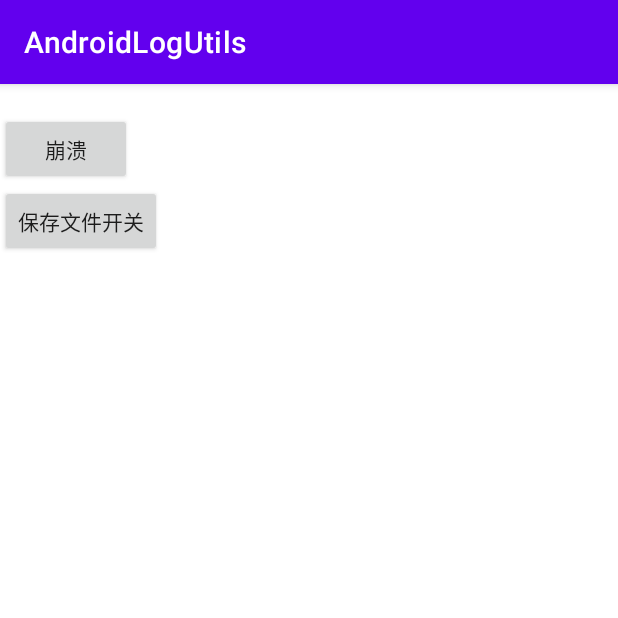
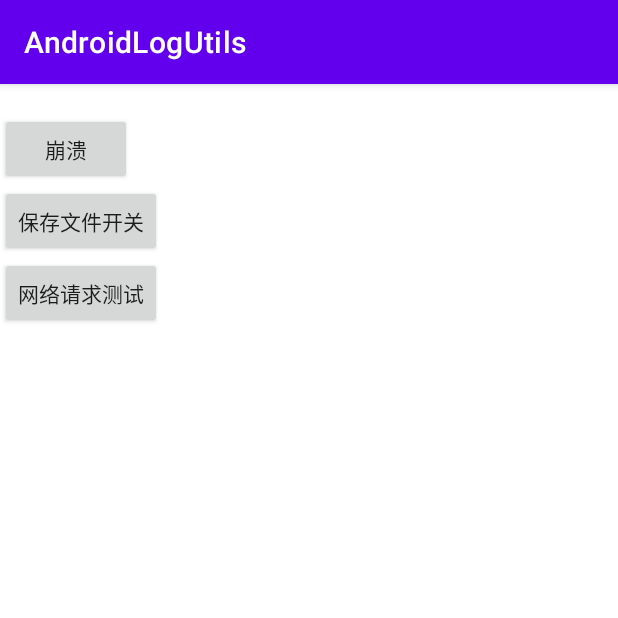
Before and after one commit to Lbyao/AndroidLogUtils, an Android app: the screen it shows after launch (MainActivity), on a phone screen of 412 x 824 dp, the top half of it. Run offline under Robolectric (Android 15) with nearby library versions, the phone set to English and light mode, and no system bars; 1 statement that could not run was skipped.

Commit message:
1、完善retrofit网络请求日志打印

```diff
--- a/app/build.gradle
+++ b/app/build.gradle
@@ -41,6 +41,9 @@ dependencies {
     androidTestImplementation 'androidx.test.ext:junit:1.1.3'
     androidTestImplementation 'androidx.test.espresso:espresso-core:3.4.0'
 
+    implementation("com.squareup.okhttp3:okhttp:4.10.0")
+    implementation 'com.squareup.retrofit2:retrofit:2.9.0'
+    implementation 'com.squareup.retrofit2:converter-gson:2.9.0'
 //    implementation 'com.github.Lbyao:AndroidLogUtils:0.2.0'
     implementation project(':utils')
 }
--- a/app/src/main/AndroidManifest.xml
+++ b/app/src/main/AndroidManifest.xml
@@ -3,7 +3,10 @@
     xmlns:tools="http://schemas.android.com/tools"
     package="com.liubuyao.androidlogutils">
 
+    <uses-permission android:name="android.permission.INTERNET"/>
+
     <application
+        android:name=".MyApplication"
         android:allowBackup="true"
         android:dataExtractionRules="@xml/data_extraction_rules"
         android:fullBackupContent="@xml/backup_rules"
--- a/app/src/main/java/com/liubuyao/androidlogutils/MainActivity.kt
+++ b/app/src/main/java/com/liubuyao/androidlogutils/MainActivity.kt
@@ -3,10 +3,16 @@ package com.liubuyao.androidlogutils
 import androidx.appcompat.app.AppCompatActivity
 import android.os.Bundle
 import android.util.Log
+import androidx.appcompat.app.ActionBar
 import androidx.appcompat.widget.AppCompatButton
+import com.liubuyao.androidlogutils.network.RetrofitUtils
 import com.liubuyao.androidlogutils.test.Utils
 import com.liubuyao.utils.CrashUtils
 import com.liubuyao.utils.LogUtils
+import kotlinx.coroutines.*
+import kotlinx.coroutines.flow.collectLatest
+import kotlinx.coroutines.flow.onCompletion
+import kotlinx.coroutines.flow.onStart
 
 /**
  * @author lby
@@ -20,9 +26,9 @@ class MainActivity : AppCompatActivity() {
         super.onCreate(savedInstanceState)
         setContentView(R.layout.activity_main)
 
-        val map = mutableMapOf<String,User>()
-        map["key1"] = User("test",2,false)
-        map["key2"] = User("test2",22,true)
+        val map = mutableMapOf<String, User>()
+        map["key1"] = User("test", 2, false)
+        map["key2"] = User("test2", 22, true)
         LogUtils.d(map)
 
 
@@ -31,16 +37,16 @@ class MainActivity : AppCompatActivity() {
 //            findViewById<TextView>(R.id.tvText).text = list[2]
 //            LogUtils.d("这都没超过-btnTest".repeat(2000))
             val list = mutableListOf<User>()
-            list.add(User("test",2,false))
-            list.add(User("这都没超过-test2".repeat(2000),22,true))
+            list.add(User("test", 2, false))
+            list.add(User("这都没超过-test2".repeat(2000), 22, true))
             LogUtils.setFileSwitch(true)
-            for(i in 0..100){
+            for (i in 0..100) {
                 LogUtils.d(list)
             }
 
-            val map = mutableMapOf<String,User>()
-            map["key1"] = User("test",2,false)
-            map["key2"] = User("test2",22,true)
+            val map = mutableMapOf<String, User>()
+            map["key1"] = User("test", 2, false)
+            map["key2"] = User("test2", 22, true)
             LogUtils.d(map)
 
             Utils.test()
@@ -49,8 +55,15 @@ class MainActivity : AppCompatActivity() {
         findViewById<AppCompatButton>(R.id.btnOpen).setOnClickListener {
             isOpen = !isOpen
             CrashUtils.openCrashSaveFile(isOpen)
-            LogUtils.d(User("test",2,false),User("test2",22,true))
+            LogUtils.d(User("test", 2, false), User("test2", 22, true))
 
+        }
+
+        findViewById<AppCompatButton>(R.id.btnNetWork).setOnClickListener {
+            GlobalScope.launch(Dispatchers.IO) {
+                val articleList = RetrofitUtils.getService().getArticleList(0)
+//                LogUtils.d(articleList)
+            }
         }
 
     }
--- /dev/null
+++ b/app/src/main/java/com/liubuyao/androidlogutils/MyApplication.kt
@@ -0,0 +1,13 @@
+package com.liubuyao.androidlogutils
+
+import android.app.Application
+import com.liubuyao.androidlogutils.network.RetrofitUtils
+
+class MyApplication : Application() {
+
+    override fun onCreate() {
+        super.onCreate()
+        RetrofitUtils.initRetrofit()
+    }
+
+}
--- /dev/null
+++ b/app/src/main/java/com/liubuyao/androidlogutils/network/ApiService.kt
@@ -0,0 +1,13 @@
+package com.liubuyao.androidlogutils.network
+
+import retrofit2.http.GET
+import retrofit2.http.Headers
+import retrofit2.http.Path
+
+interface ApiService {
+
+    @Headers("Cache-Control: max-age=640000")
+    @GET("article/list/{pageIndex}/json")
+    suspend fun getArticleList(@Path("pageIndex") pageIndex: Int): Any
+
+}
--- /dev/null
+++ b/app/src/main/java/com/liubuyao/androidlogutils/network/RetrofitUtils.kt
@@ -0,0 +1,41 @@
+package com.liubuyao.androidlogutils.network
+
+import com.liubuyao.utils.interceptor.HttpLoggingInterceptor
+import com.liubuyao.utils.interceptor.NetworkLogInterceptor
+import okhttp3.OkHttpClient
+import retrofit2.Retrofit
+import retrofit2.converter.gson.GsonConverterFactory
+
+
+object RetrofitUtils {
+
+    private lateinit var mService: ApiService
+
+    /**
+     * 初始化网络请求
+     */
+    fun initRetrofit() {
+        val okhttp = OkHttpClient.Builder()
+            .addInterceptor(HttpLoggingInterceptor())
+//            .addInterceptor(NetworkLogInterceptor())
+            .build()
+
+        val retrofit = Retrofit.Builder()
+            .client(okhttp)
+            .baseUrl("https://www.wanandroid.com/")
+            .addConverterFactory(GsonConverterFactory.create())
+            .build()
+        mService = retrofit.create(ApiService::class.java)
+    }
+
+    /**
+     * 获取service
+     */
+    fun getService(): ApiService {
+        if (this::mService.isInitialized) {
+            return mService
+        }
+        throw NullPointerException("未初始化网络请求")
+    }
+
+}
--- a/app/src/main/res/layout/activity_main.xml
+++ b/app/src/main/res/layout/activity_main.xml
@@ -23,4 +23,10 @@
         android:layout_width="wrap_content"
         android:layout_height="wrap_content"/>
 
+    <androidx.appcompat.widget.AppCompatButton
+        android:id="@+id/btnNetWork"
+        android:text="网络请求测试"
+        android:layout_width="wrap_content"
+        android:layout_height="wrap_content"/>
+
 </LinearLayout>
--- a/utils/src/main/java/com/liubuyao/utils/MyUtils.kt
+++ b/utils/src/main/java/com/liubuyao/utils/MyUtils.kt
@@ -236,4 +236,8 @@ internal object MyUtils {
     fun getResponseToString(response: Response?): Map<String, String> {
         return StringUtils.getResponseToString(response)
     }
+
+    fun formatJson(json: String?, indentSpaces: Int = 4): String {
+        return JsonUtils.formatJson(json, indentSpaces)
+    }
 }
--- a/utils/src/main/java/com/liubuyao/utils/handler/NormalHandler.kt
+++ b/utils/src/main/java/com/liubuyao/utils/handler/NormalHandler.kt
@@ -1,4 +1,6 @@
 package com.liubuyao.utils.handler
+
+import com.liubuyao.utils.MyUtils
 
 /**
  * 基本数据格式
@@ -17,6 +19,6 @@ class NormalHandler : BaseHandler() {
     }
 
     private fun formatData(any: Any): String {
-        return any.toString()
+        return MyUtils.formatJson(any.toString())
     }
 }
--- a/utils/src/main/java/com/liubuyao/utils/interceptor/NetworkLogInterceptor.kt
+++ b/utils/src/main/java/com/liubuyao/utils/interceptor/NetworkLogInterceptor.kt
@@ -32,7 +32,7 @@ class NetworkLogInterceptor : Interceptor {
         networkLogMap.putAll(responseToString)
         //解析的時間
         networkLogMap["network_end_response_string"] = "${responseStringMillis - responseMillis}"
-        LogUtils.d(networkLogMap)
+        LogUtils.log(content = MyUtils.mapToJsonString(networkLogMap, true))
         return response
     }
 }
```
Also changed, not shown: utils/src/main/java/com/liubuyao/utils/LogUtils.kt (+70 -25 lines), utils/src/main/java/com/liubuyao/utils/interceptor/HttpLoggingInterceptor.kt (+38 -27 lines).
